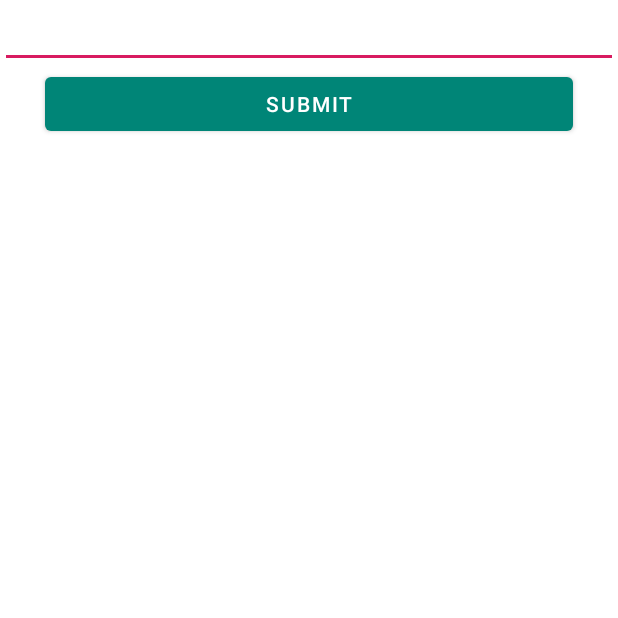
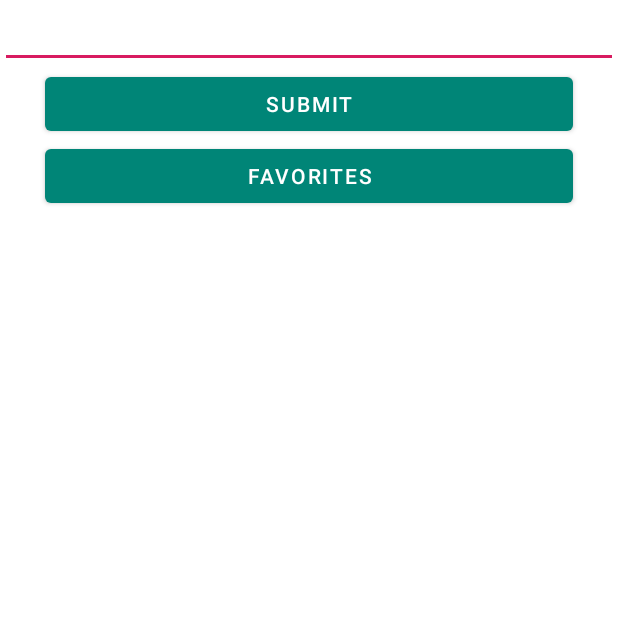
Before and after one commit to vdtyson/Android_Sprint4Challenge_MyMovies, an Android app: the screen it shows after launch (MainActivity), on a phone screen of 412 x 824 dp, the top half of it. Run offline under Robolectric (Android 15) with nearby library versions, the phone set to English and light mode, and no system bars.

```diff
--- a/app/src/main/java/com/lambdaschool/datapersistencesprintchallenge/apiaccess/MovieConstants.kt
+++ b/app/src/main/java/com/lambdaschool/datapersistencesprintchallenge/apiaccess/MovieConstants.kt
@@ -3,6 +3,4 @@ package com.lambdaschool.sprint4challenge_mymovies.apiaccess
 object MovieConstants {
     const val BASE_URL = "https://api.themoviedb.org/3/"
     const val API_KEY_PARAM = "359211348348a13a2b996217f7538f45"
-    const val FIXED_QUERY_PARAMS = "?language=en-US&page=1&include_adult=false"
-    const val SEARCH_MOVIES_ENDPOINT = "search/movie$FIXED_QUERY_PARAMS"
 }
--- a/app/src/main/java/com/lambdaschool/datapersistencesprintchallenge/apiaccess/MovieRequestInterface.kt
+++ b/app/src/main/java/com/lambdaschool/datapersistencesprintchallenge/apiaccess/MovieRequestInterface.kt
@@ -1,5 +1,6 @@
 package com.lambdaschool.datapersistencesprintchallenge.apiaccess
 
+import com.lambdaschool.datapersistencesprintchallenge.model.MovieSearchResult
 import com.lambdaschool.sprint4challenge_mymovies.apiaccess.MovieConstants
 import com.lambdaschool.sprint4challenge_mymovies.model.MovieOverview
 import okhttp3.OkHttpClient
@@ -15,11 +16,11 @@ import java.util.concurrent.TimeUnit
 
 interface MovieRequestInterface {
 
-    @GET("${MovieConstants.SEARCH_MOVIES_ENDPOINT}?api_key={api_key}&query={query}")
+    @GET("search/movie")
     fun searchMovie(
         @Query("api_key") api_key: String,
         @Query("query") query: String
-    ) : Call<List<MovieOverview>>
+    ) : Call<MovieSearchResult>
 
     companion object {
         fun create(): MovieRequestInterface {
--- a/app/src/main/java/com/lambdaschool/datapersistencesprintchallenge/db/AppDatabase.kt
+++ b/app/src/main/java/com/lambdaschool/datapersistencesprintchallenge/db/AppDatabase.kt
@@ -6,7 +6,7 @@ import androidx.room.RoomDatabase
 import android.content.Context
 import com.lambdaschool.datapersistencesprintchallenge.model.FavoriteMovie
 
-@Database(entities = [FavoriteMovie::class], version = 1)
+@Database(entities = [FavoriteMovie::class], version = 1, exportSchema = false)
 abstract class AppDatabase: RoomDatabase() {
     abstract fun favMovieDao(): FavMovieDao
     companion object {
--- a/app/src/main/java/com/lambdaschool/datapersistencesprintchallenge/model/MovieSearchResult.kt
+++ b/app/src/main/java/com/lambdaschool/datapersistencesprintchallenge/model/MovieSearchResult.kt
@@ -2,4 +2,4 @@ package com.lambdaschool.datapersistencesprintchallenge.model
 
 import com.lambdaschool.sprint4challenge_mymovies.model.MovieOverview
 
-class MovieSearchResult(val result: List<MovieOverview>)
+class MovieSearchResult(val results: List<MovieOverview>)
--- a/app/src/main/java/com/lambdaschool/datapersistencesprintchallenge/ui/MainActivity.kt
+++ b/app/src/main/java/com/lambdaschool/datapersistencesprintchallenge/ui/MainActivity.kt
@@ -1,5 +1,6 @@
 package com.lambdaschool.datapersistencesprintchallenge.ui
 
+import android.content.Intent
 import androidx.appcompat.app.AppCompatActivity
 import android.os.Bundle
 import android.util.Log
@@ -7,6 +8,7 @@ import androidx.recyclerview.widget.LinearLayoutManager
 import com.lambdaschool.datapersistencesprintchallenge.R
 import com.lambdaschool.datapersistencesprintchallenge.apiaccess.MovieRequestInterface
 import com.lambdaschool.datapersistencesprintchallenge.model.FavoriteMovie
+import com.lambdaschool.datapersistencesprintchallenge.model.MovieSearchResult
 import com.lambdaschool.sprint4challenge_mymovies.apiaccess.MovieConstants
 import com.lambdaschool.sprint4challenge_mymovies.apiaccess.NetworkAdapter
 import com.lambdaschool.sprint4challenge_mymovies.model.MovieOverview
@@ -16,18 +18,18 @@ import retrofit2.Callback
 import retrofit2.Response
 
 
-class MainActivity : AppCompatActivity(), Callback<List<MovieOverview>> {
+class MainActivity : AppCompatActivity(), Callback<MovieSearchResult> {
 
     var movies = listOf<MovieOverview>()
-    val rAdapter = MovieSearchItemRecyclerAdapter(movies, this)
+    var rAdapter = MovieSearchItemRecyclerAdapter(movies, this)
 
-    override fun onFailure(call: Call<List<MovieOverview>>, t: Throwable) {
+    override fun onFailure(call: Call<MovieSearchResult>, t: Throwable) {
         Log.i("Failure", "There has been and error")
     }
 
-    override fun onResponse(call: Call<List<MovieOverview>>, response: Response<List<MovieOverview>>) {
+    override fun onResponse(call: Call<MovieSearchResult>, response: Response<MovieSearchResult>) {
         if(response.isSuccessful) {
-            val movies = response.body()
+            val movies = response.body()?.results
             rAdapter.update(movies!!)
 
         }
@@ -38,7 +40,10 @@ class MainActivity : AppCompatActivity(), Callback<List<MovieOverview>> {
         setContentView(R.layout.activity_main)
 
         initRecyclerView()
-
+        mainActivity_favoriteBttn.setOnClickListener {
+            val intent = Intent(this, FavoritesActivity::class.java )
+            startActivity(intent)
+        }
         mainActivity_submitBttn.setOnClickListener {
             var queryText: String = mainActivity_searchView.text.toString()
             if(queryText.isNotBlank()) {
--- a/app/src/main/res/layout/activity_main.xml
+++ b/app/src/main/res/layout/activity_main.xml
@@ -23,11 +23,20 @@
         android:layout_width="match_parent"
         android:layout_height="wrap_content"
         app:layout_constraintTop_toBottomOf="@id/mainActivity_searchView"/>
+    <Button android:id="@+id/mainActivity_favoriteBttn"
+        android:text="Favorites"
+        android:layout_marginStart="30dp"
+        android:layout_marginEnd="30dp"
+        app:layout_constraintRight_toRightOf="parent"
+        app:layout_constraintLeft_toLeftOf="parent"
+        android:layout_width="match_parent"
+        android:layout_height="wrap_content"
+        app:layout_constraintTop_toBottomOf="@id/mainActivity_submitBttn"/>
 
 <androidx.recyclerview.widget.RecyclerView android:id="@+id/mainActivity_rv"
-
-    app:layout_constraintTop_toBottomOf= "@id/mainActivity_submitBttn"
+    app:layout_constraintBottom_toBottomOf="parent"
+    app:layout_constraintTop_toBottomOf= "@id/mainActivity_favoriteBttn"
     android:layout_width="match_parent"
-    android:layout_height="wrap_content"/>
+    android:layout_height="0dp"/>
 
 </androidx.constraintlayout.widget.ConstraintLayout>
--- a/build.gradle
+++ b/build.gradle
@@ -1,7 +1,7 @@
 // Top-level build file where you can add configuration options common to all sub-projects/modules.
 
 buildscript {
-    ext.kotlin_version = '1.3.50'
+    ext.kotlin_version = '1.3.40'
     repositories {
         google()
         jcenter()
```
Also changed, not shown: app/src/main/java/com/lambdaschool/datapersistencesprintchallenge/ui/FavoritesActivity.kt (+8 -3 lines).
